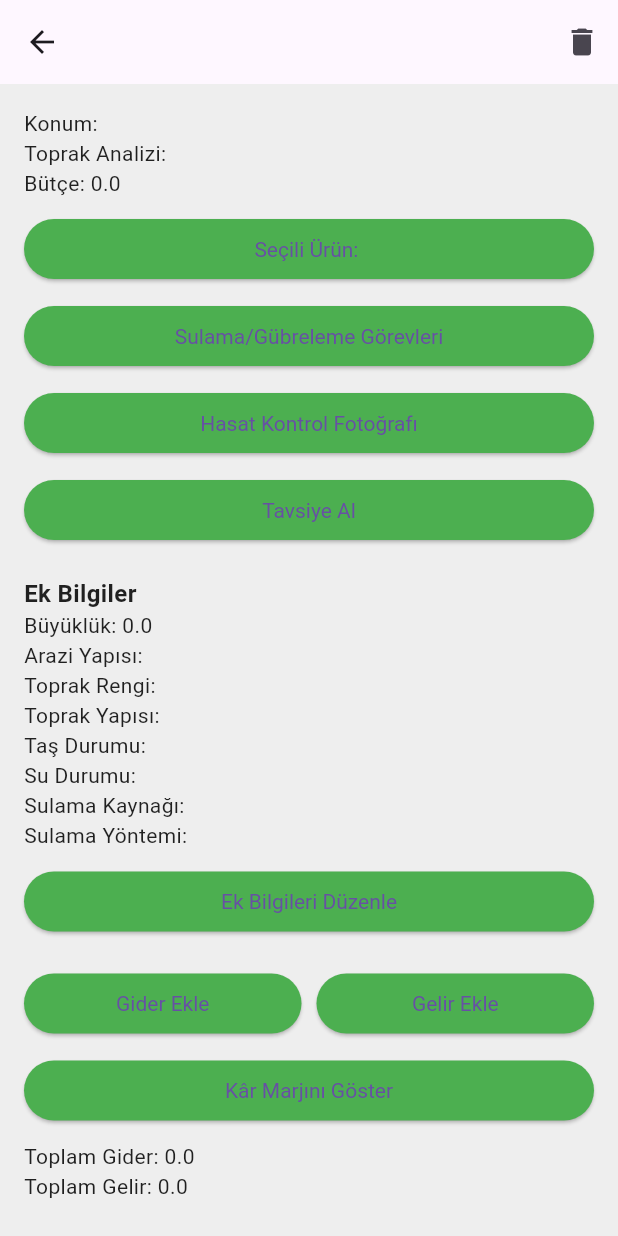
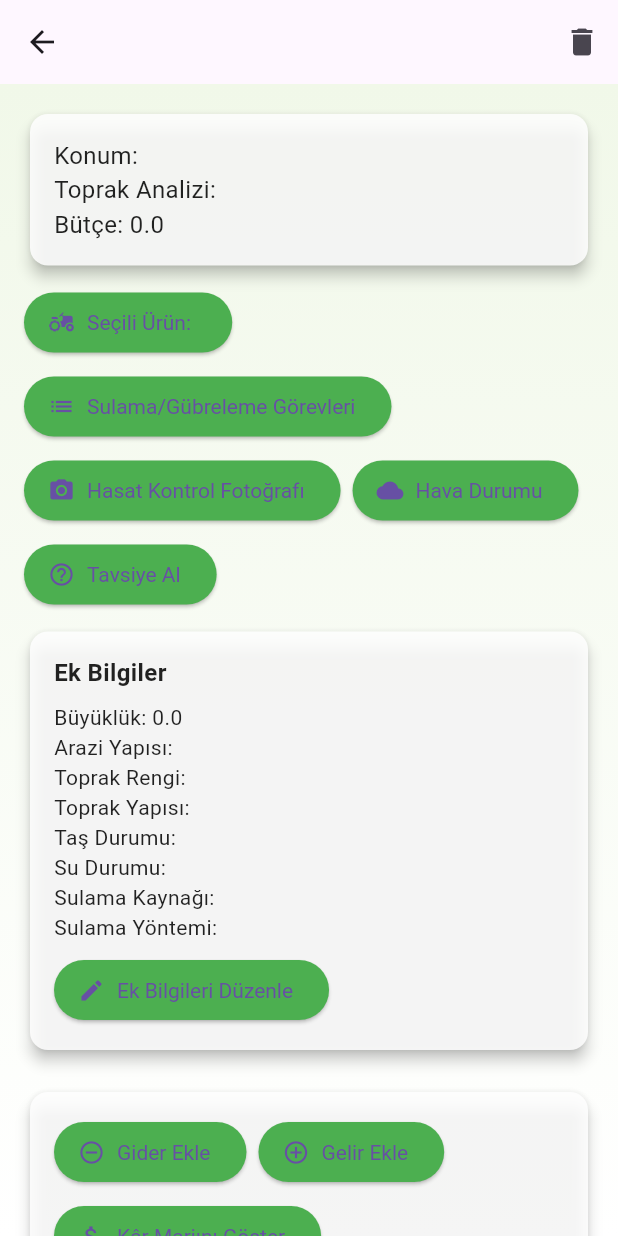
Before and after one commit to aysfshn/TerraSense, a Flutter app: the LandDetailScreen screen opened directly with empty values, on a phone screen of 412 x 824 dp. Run offline on Flutter 3.47's test engine with Material 3 defaults, Android fonts, the phone set to English and light mode, and no system bars; our stand-ins replace flutter_markdown, image_picker, percent_indicator, shared_preferences; accounts and stored records are empty.

Commit message:
havadurumu sayfası implement edildi ve bazı görsel iyileştirmeler yapıldı

```diff
--- a/terrasense/lib/screens/land_detail_screen.dart
+++ b/terrasense/lib/screens/land_detail_screen.dart
@@ -1,17 +1,20 @@
-// land_detail_screen.dart
 import 'package:flutter/material.dart';
 import 'package:image_picker/image_picker.dart';
 import '../models/land.dart';
 import '../screens/task_list_screen.dart';
 import 'package:terra_sense/ApiService.dart';
-import '../screens/advicescreen.dart'; // Yeni: Tavsiye ekranı
+import '../screens/advicescreen.dart';
+import '../screens/weather_screen.dart';
 
 class LandDetailScreen extends StatefulWidget {
   final Land land;
   final Function(Land) onUpdate;
 
-  const LandDetailScreen({Key? key, required this.land, required this.onUpdate})
-      : super(key: key);
+  const LandDetailScreen({
+    Key? key,
+    required this.land,
+    required this.onUpdate,
+  }) : super(key: key);
 
   @override
   State<LandDetailScreen> createState() => _LandDetailScreenState();
@@ -27,25 +30,18 @@ class _LandDetailScreenState extends State<LandDetailScreen> {
     land = widget.land;
   }
 
-  // Seçilen değişiklikleri backend'e gönderir
   Future<void> _updateLandBackend() async {
-    setState(() {
-      isUpdating = true;
-    });
+    setState(() => isUpdating = true);
     try {
       final updatedLand = await ApiService.updateLand(land);
-      setState(() {
-        land = updatedLand;
-      });
+      setState(() => land = updatedLand);
       widget.onUpdate(updatedLand);
     } catch (e) {
       ScaffoldMessenger.of(context).showSnackBar(
         SnackBar(content: Text('Güncelleme hatası: $e')),
       );
     } finally {
-      setState(() {
-        isUpdating = false;
-      });
+      setState(() => isUpdating = false);
     }
   }
 
@@ -68,20 +64,15 @@ class _LandDetailScreenState extends State<LandDetailScreen> {
         ],
       ),
     );
-
     if (selected == null) return;
 
     if (selected == 'manual') {
       String? manualCrop = await _showManualInputDialog();
       if (manualCrop != null && manualCrop.trim().isNotEmpty) {
-        setState(() {
-          land.chosenCrop = manualCrop;
-        });
+        setState(() => land.chosenCrop = manualCrop);
       }
     } else {
-      setState(() {
-        land.chosenCrop = selected;
-      });
+      setState(() => land.chosenCrop = selected);
     }
     _updateLandBackend();
   }
@@ -100,15 +91,11 @@ class _LandDetailScreenState extends State<LandDetailScreen> {
           ),
           actions: [
             TextButton(
-              onPressed: () {
-                Navigator.pop(context);
-              },
+              onPressed: () => Navigator.pop(context),
               child: const Text('İptal'),
             ),
             ElevatedButton(
-              onPressed: () {
-                Navigator.pop(context, input);
-              },
+              onPressed: () => Navigator.pop(context, input),
               child: const Text('Ekle'),
             ),
           ],
@@ -119,13 +106,13 @@ class _LandDetailScreenState extends State<LandDetailScreen> {
   }
 
   void _takePhotoOrUpload() async {
-    final ImagePicker _picker = ImagePicker();
-    final XFile? photo = await _picker.pickImage(source: ImageSource.camera);
+    final ImagePicker picker = ImagePicker();
+    final XFile? photo = await picker.pickImage(source: ImageSource.camera);
     if (photo != null) {
       ScaffoldMessenger.of(context).showSnackBar(
         SnackBar(content: Text("Fotoğraf çekildi: ${photo.path}")),
       );
-      // Fotoğraf sunucuya gönderilip analiz edilebilir.
+      // Fotoğrafı sunucuya gönderip analiz edebilirsiniz.
     }
   }
 
@@ -138,9 +125,7 @@ class _LandDetailScreenState extends State<LandDetailScreen> {
   }
 
   void _updateIncome(double income) {
-    setState(() {
-      land.totalIncome += income;
-    });
+    setState(() => land.totalIncome += income);
     _updateLandBackend();
   }
 
@@ -161,9 +146,40 @@ class _LandDetailScreenState extends State<LandDetailScreen> {
     );
   }
 
-  // Ek alanları düzenleme diyalog fonksiyonu
+  Future<void> _getWeather() async {
+    try {
+      final weatherResponse = await ApiService.getWeather(land.id);
+      Navigator.push(
+        context,
+        MaterialPageRoute(
+          builder: (_) =>
+              WeatherScreen(weatherData: weatherResponse['hava_durumu']),
+        ),
+      );
+    } catch (e) {
+      ScaffoldMessenger.of(context).showSnackBar(
+        SnackBar(content: Text('Hava durumu alınırken hata oluştu: $e')),
+      );
+    }
+  }
+
+  Future<void> _getAdvice() async {
+    try {
+      final adviceData = await ApiService.getAdvice(land.id);
+      Navigator.push(
+        context,
+        MaterialPageRoute(
+          builder: (_) => AdviceScreen(adviceData: adviceData),
+        ),
+      );
+    } catch (e) {
+      ScaffoldMessenger.of(context).showSnackBar(
+        SnackBar(content: Text('Tavsiye alınırken hata oluştu: $e')),
+      );
+    }
+  }
+
   void _editAdditionalDetails() {
-    // Existing controllers
     final sizeController = TextEditingController(
       text: land.size?.toString() ?? '',
     );
@@ -188,12 +204,12 @@ class _LandDetailScreenState extends State<LandDetailScreen> {
     final irrigationMethodController = TextEditingController(
       text: land.irrigationMethod ?? '',
     );
-
-    // New fields
     final recentProductsController = TextEditingController(
       text: land.recentProducts ?? '',
     );
-    final issuesController = TextEditingController(text: land.issues ?? '');
+    final issuesController = TextEditingController(
+      text: land.issues ?? '',
+    );
     final equipmentsController = TextEditingController(
       text: land.equipments ?? '',
     );
@@ -212,7 +228,6 @@ class _LandDetailScreenState extends State<LandDetailScreen> {
           content: SingleChildScrollView(
             child: Column(
               children: [
-                // Existing fields
                 TextField(
                   controller: sizeController,
                   keyboardType: TextInputType.number,
@@ -240,17 +255,14 @@ class _LandDetailScreenState extends State<LandDetailScreen> {
                 ),
                 TextField(
                   controller: irrigationSourceController,
-                  decoration: const InputDecoration(
-                    labelText: 'Sulama Kaynağı',
-                  ),
+                  decoration:
+                      const InputDecoration(labelText: 'Sulama Kaynağı'),
                 ),
                 TextField(
                   controller: irrigationMethodController,
-                  decoration: const InputDecoration(
-                    labelText: 'Sulama Yöntemi',
+                  decoration:
+                      const InputDecoration(labelText: 'Sulama Yöntemi'),
                 ),
-                ),
-                // New fields
                 TextField(
                   controller: recentProductsController,
                   decoration: const InputDecoration(labelText: 'Son Ürünler'),
@@ -266,9 +278,8 @@ class _LandDetailScreenState extends State<LandDetailScreen> {
                 TextField(
                   controller: employeeCountController,
                   keyboardType: TextInputType.number,
-                  decoration: const InputDecoration(
-                    labelText: 'Çalışan Sayısı',
-                  ),
+                  decoration:
+                      const InputDecoration(labelText: 'Çalışan Sayısı'),
                 ),
                 TextField(
                   controller: frostStatusesController,
@@ -285,7 +296,6 @@ class _LandDetailScreenState extends State<LandDetailScreen> {
             ElevatedButton(
               onPressed: () {
                 setState(() {
-                  // Existing fields
                   land.size = double.tryParse(sizeController.text);
                   land.landStructure = landStructureController.text;
                   land.soilColor = soilColorController.text;
@@ -294,7 +304,6 @@ class _LandDetailScreenState extends State<LandDetailScreen> {
                   land.waterStatus = waterStatusController.text;
                   land.irrigationSource = irrigationSourceController.text;
                   land.irrigationMethod = irrigationMethodController.text;
-                  // New fields
                   land.recentProducts = recentProductsController.text;
                   land.issues = issuesController.text;
                   land.equipments = equipmentsController.text;
@@ -302,7 +311,6 @@ class _LandDetailScreenState extends State<LandDetailScreen> {
                       int.tryParse(employeeCountController.text);
                   land.frostStatuses = frostStatusesController.text;
                 });
-
                 _updateLandBackend();
                 Navigator.pop(context);
               },
@@ -314,7 +322,6 @@ class _LandDetailScreenState extends State<LandDetailScreen> {
     );
   }
 
-  // Silme işlemini başlatan fonksiyon
   Future<void> _deleteLand() async {
     final confirm = await showDialog<bool>(
       context: context,
@@ -333,7 +340,6 @@ class _LandDetailScreenState extends State<LandDetailScreen> {
         ],
       ),
     );
-
     if (confirm == true) {
       try {
         await ApiService.deleteLand(land.id);
@@ -346,23 +352,6 @@ class _LandDetailScreenState extends State<LandDetailScreen> {
           SnackBar(content: Text('Silme hatası: $e')),
         );
       }
-    }
-  }
-
-  // Yeni: Tavsiye al butonu için fonksiyon
-  Future<void> _getAdvice() async {
-    try {
-      final adviceData = await ApiService.getAdvice(land.id);
-      Navigator.push(
-        context,
-        MaterialPageRoute(
-          builder: (_) => AdviceScreen(adviceData: adviceData),
-        ),
-      );
-    } catch (e) {
-      ScaffoldMessenger.of(context).showSnackBar(
-        SnackBar(content: Text('Tavsiye alınırken hata oluştu: $e')),
-      );
     }
   }
 
@@ -446,26 +435,69 @@ class _LandDetailScreenState extends State<LandDetailScreen> {
           ),
         ],
       ),
-      body: Padding(
-        padding: const EdgeInsets.all(16),
+      // Arka plan gradient
+      body: Container(
+        decoration: const BoxDecoration(
+          gradient: LinearGradient(
+            colors: [Color(0xFFF1F8E9), Color(0xFFFFFFFF)],
+            begin: Alignment.topCenter,
+            end: Alignment.bottomCenter,
+          ),
+        ),
         child: isUpdating
             ? const Center(child: CircularProgressIndicator())
-            : ListView(
+            : SingleChildScrollView(
+                padding: const EdgeInsets.all(16),
+                child: Column(
+                  crossAxisAlignment: CrossAxisAlignment.stretch,
                   children: [
-                  Text('Konum: ${land.location}'),
-                  Text('Toprak Analizi: ${land.soilAnalysis}'),
-                  Text('Bütçe: ${land.budget}'),
+                    // Arazi temel bilgileri kartı
+                    Card(
+                      color: Colors.white.withOpacity(0.85),
+                      shape: RoundedRectangleBorder(
+                        borderRadius: BorderRadius.circular(12),
+                      ),
+                      elevation: 4,
+                      child: Padding(
+                        padding: const EdgeInsets.all(16),
+                        child: Column(
+                          crossAxisAlignment: CrossAxisAlignment.start,
+                          children: [
+                            Text(
+                              'Konum: ${land.location}',
+                              style: const TextStyle(fontSize: 16),
+                            ),
+                            Text(
+                              'Toprak Analizi: ${land.soilAnalysis}',
+                              style: const TextStyle(fontSize: 16),
+                            ),
+                            Text(
+                              'Bütçe: ${land.budget}',
+                              style: const TextStyle(fontSize: 16),
+                            ),
+                          ],
+                        ),
+                      ),
+                    ),
                     const SizedBox(height: 10),
-                  ElevatedButton(
-                    onPressed: _selectCrop,
-                    child: Text(
+
+                    // Butonlar (ürün seç, görevler, fotoğraf vb.)
+                    Wrap(
+                      spacing: 8,
+                      runSpacing: 8,
+                      children: [
+                        ElevatedButton.icon(
+                          icon: const Icon(Icons.agriculture),
+                          label: Text(
                             land.chosenCrop == null
                                 ? 'Ürün Seç/Değiştir'
                                 : 'Seçili Ürün: ${land.chosenCrop}',
                           ),
+                          onPressed: _selectCrop,
                         ),
-                  const SizedBox(height: 10),
-                  ElevatedButton(
+                        ElevatedButton.icon(
+                          icon: const Icon(Icons.list),
+                          label: const Text('Sulama/Gübreleme Görevleri'),
                           onPressed: () {
                             Navigator.push(
                               context,
@@ -473,29 +505,45 @@ class _LandDetailScreenState extends State<LandDetailScreen> {
                                 builder: (_) => TaskListScreen(
                                   land: land,
                                   onUpdate: (updatedLand) {
-                              setState(() {
-                                land = updatedLand;
-                              });
+                                    setState(() => land = updatedLand);
                                     _updateLandBackend();
                                   },
                                 ),
                               ),
                             );
                           },
-                    child: const Text('Sulama/Gübreleme Görevleri'),
+                        ),
+                        ElevatedButton.icon(
+                          icon: const Icon(Icons.camera_alt),
+                          label: const Text('Hasat Kontrol Fotoğrafı'),
+                          onPressed: _takePhotoOrUpload,
+                        ),
+                        ElevatedButton.icon(
+                          icon: const Icon(Icons.cloud),
+                          label: const Text('Hava Durumu'),
+                          onPressed: _getWeather,
+                        ),
+                        ElevatedButton.icon(
+                          icon: const Icon(Icons.help_outline),
+                          label: const Text('Tavsiye Al'),
+                          onPressed: _getAdvice,
+                        ),
+                      ],
                     ),
                     const SizedBox(height: 10),
-                  ElevatedButton(
-                    onPressed: _takePhotoOrUpload,
-                    child: const Text('Hasat Kontrol Fotoğrafı'),
+
+                    // Ek bilgiler
+                    Card(
+                      color: Colors.white.withOpacity(0.85),
+                      shape: RoundedRectangleBorder(
+                        borderRadius: BorderRadius.circular(12),
                       ),
-                  const SizedBox(height: 10),
-                  // Yeni: Tavsiye Al butonu
-                  ElevatedButton(
-                    onPressed: _getAdvice,
-                    child: const Text('Tavsiye Al'),
-                  ),
-                  const SizedBox(height: 20),
+                      elevation: 4,
+                      child: Padding(
+                        padding: const EdgeInsets.all(16),
+                        child: Column(
+                          crossAxisAlignment: CrossAxisAlignment.start,
+                          children: [
                             const Text(
                               'Ek Bilgiler',
                               style: TextStyle(
@@ -503,8 +551,10 @@ class _LandDetailScreenState extends State<LandDetailScreen> {
                                 fontWeight: FontWeight.bold,
                               ),
                             ),
+                            const SizedBox(height: 8),
                             if (land.size != null)
-                    Text('Büyüklük: ${land.size} ${land.sizeUnit ?? ''}'),
+                              Text(
+                                  'Büyüklük: ${land.size} ${land.sizeUnit ?? ''}'),
                             if (land.landStructure != null)
                               Text('Arazi Yapısı: ${land.landStructure}'),
                             if (land.soilColor != null)
@@ -519,40 +569,62 @@ class _LandDetailScreenState extends State<LandDetailScreen> {
                               Text('Sulama Kaynağı: ${land.irrigationSource}'),
                             if (land.irrigationMethod != null)
                               Text('Sulama Yöntemi: ${land.irrigationMethod}'),
-                  const SizedBox(height: 10),
-                  ElevatedButton(
+                            const SizedBox(height: 8),
+                            ElevatedButton.icon(
+                              icon: const Icon(Icons.edit),
+                              label: const Text('Ek Bilgileri Düzenle'),
                               onPressed: _editAdditionalDetails,
-                    child: const Text('Ek Bilgileri Düzenle'),
-                  ),
-                  const SizedBox(height: 20),
-                  Row(
-                    children: [
-                      Expanded(
-                        child: ElevatedButton(
-                          onPressed: _showExpenseDialog,
-                          child: const Text('Gider Ekle'),
-                        ),
-                      ),
-                      const SizedBox(width: 10),
-                      Expanded(
-                        child: ElevatedButton(
-                          onPressed: _showIncomeDialog,
-                          child: const Text('Gelir Ekle'),
-                        ),
                             ),
                           ],
                         ),
-                  const SizedBox(height: 10),
-                  ElevatedButton(
+                      ),
+                    ),
+                    const SizedBox(height: 20),
+
+                    // Gider / Gelir işlemleri
+                    Card(
+                      color: Colors.white.withOpacity(0.85),
+                      shape: RoundedRectangleBorder(
+                        borderRadius: BorderRadius.circular(12),
+                      ),
+                      elevation: 4,
+                      child: Padding(
+                        padding: const EdgeInsets.all(16),
+                        child: Column(
+                          crossAxisAlignment: CrossAxisAlignment.stretch,
+                          children: [
+                            Wrap(
+                              spacing: 8,
+                              runSpacing: 8,
+                              children: [
+                                ElevatedButton.icon(
+                                  icon: const Icon(Icons.remove_circle_outline),
+                                  label: const Text('Gider Ekle'),
+                                  onPressed: _showExpenseDialog,
+                                ),
+                                ElevatedButton.icon(
+                                  icon: const Icon(Icons.add_circle_outline),
+                                  label: const Text('Gelir Ekle'),
+                                  onPressed: _showIncomeDialog,
+                                ),
+                                ElevatedButton.icon(
+                                  icon: const Icon(Icons.attach_money),
+                                  label: const Text('Kâr Marjını Göster'),
                                   onPressed: _calculateProfitMargin,
-                    child: const Text('Kâr Marjını Göster'),
                                 ),
-                  const SizedBox(height: 10),
+                              ],
+                            ),
+                            const SizedBox(height: 16),
                             Text('Toplam Gider: ${land.totalExpense}'),
                             Text('Toplam Gelir: ${land.totalIncome}'),
                           ],
                         ),
                       ),
+                    ),
+                  ],
+                ),
+              ),
+      ),
     );
   }
 }
```
Also changed, not shown: terrasense/lib/ApiService.dart (+15 -0 lines), terrasense/lib/screens/weather_screen.dart (added, +110 -0 lines). Lines whose indentation alone changed are shown as unchanged.
